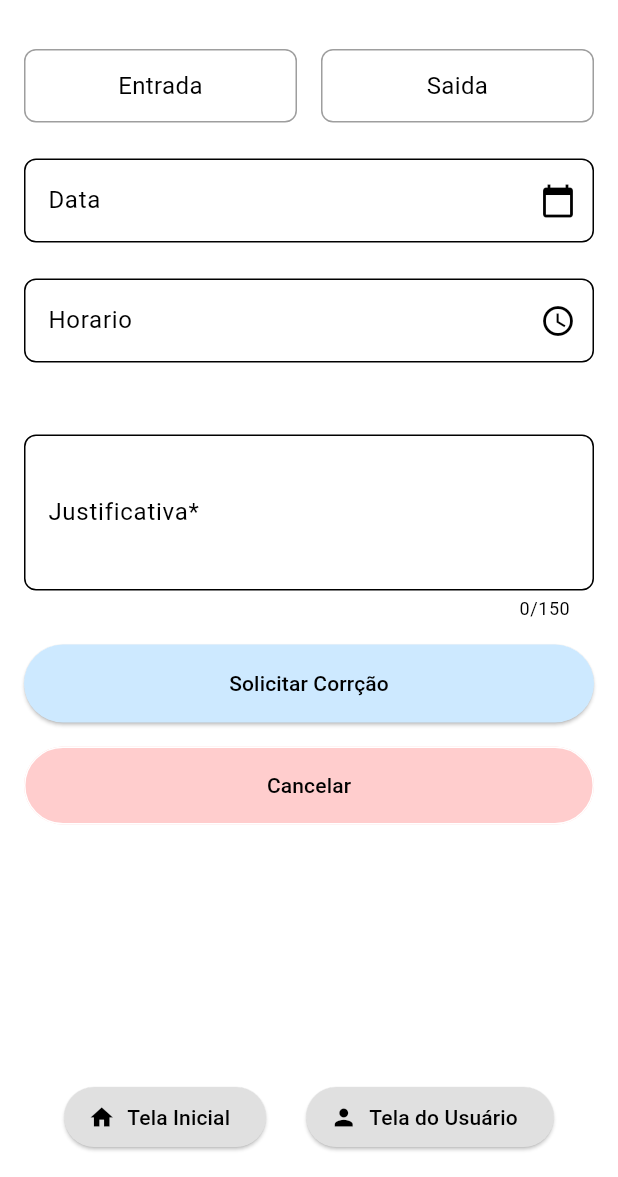
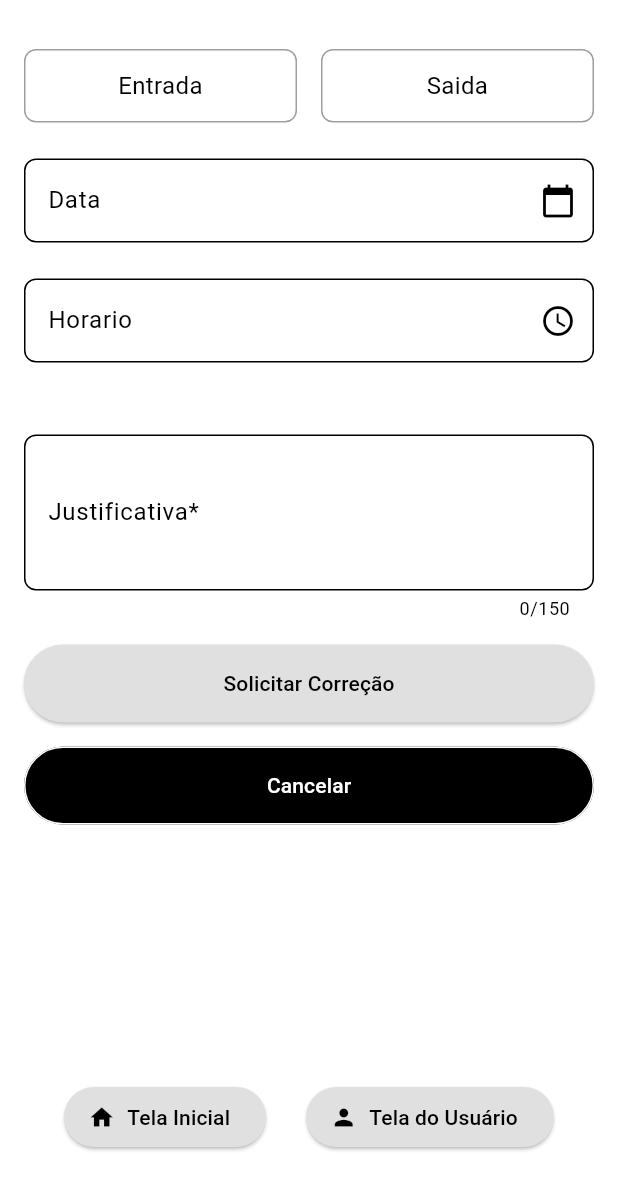
Before and after one commit to VBDomingos/chronos, a Flutter app: the CorrecaoPontoScreen screen opened directly with empty values, on a phone screen of 412 x 824 dp, the part 59-1236 px from its top. Run offline on Flutter 3.47's test engine with Material 3 defaults, Android fonts, the phone set to English and light mode, and no system bars; our stand-ins replace cloud_firestore, firebase_auth, firebase_core, flutter_map, flutter_masked_text2, geolocator and 2 more; accounts and stored records are empty.

Commit message:
solicitation fix

```diff
--- a/lib/views/correcao_ponto.dart
+++ b/lib/views/correcao_ponto.dart
@@ -274,7 +274,7 @@ class _CorrecaoPontoScreenState extends State<CorrecaoPontoScreen> {
                 },
                 style: ElevatedButton.styleFrom(
                   padding: const EdgeInsets.symmetric(vertical: 16.0),
-                  backgroundColor: const Color.fromARGB(255, 205, 233, 255),
+                  backgroundColor: Colors.grey[400],
                 ),
                 child: Text('Aceitar Correção'),
               ),
@@ -285,7 +285,7 @@ class _CorrecaoPontoScreenState extends State<CorrecaoPontoScreen> {
                 },
                 style: ElevatedButton.styleFrom(
                   padding: const EdgeInsets.symmetric(vertical: 16.0),
-                  backgroundColor: const Color.fromARGB(255, 205, 233, 255),
+                  backgroundColor: Colors.grey[400],
                 ),
                 child: Text('Rejeitar Correção'),
               ),
@@ -303,9 +303,9 @@ class _CorrecaoPontoScreenState extends State<CorrecaoPontoScreen> {
                 },
                 style: ElevatedButton.styleFrom(
                   padding: const EdgeInsets.symmetric(vertical: 16.0),
-                  backgroundColor: const Color.fromARGB(255, 205, 233, 255),
+                  backgroundColor: Colors.grey[300],
                 ),
-                child: Text('Solicitar Corrção'),
+                child: Text('Solicitar Correção'),
               ),
             const SizedBox(height: 16.0),
             OutlinedButton(
@@ -314,9 +314,9 @@ class _CorrecaoPontoScreenState extends State<CorrecaoPontoScreen> {
               },
               style: OutlinedButton.styleFrom(
                 padding: const EdgeInsets.symmetric(vertical: 16.0),
-                backgroundColor: const Color.fromARGB(255, 255, 205, 205),
+                backgroundColor: Colors.black,
               ),
-              child: Text('Cancelar', style: TextStyle(color: Colors.black)),
+              child: Text('Cancelar', style: TextStyle(color: Colors.white)),
             ),
           ],
         ),
```
Also changed, not shown: lib/models/adm_model.dart (+16 -1 lines).
